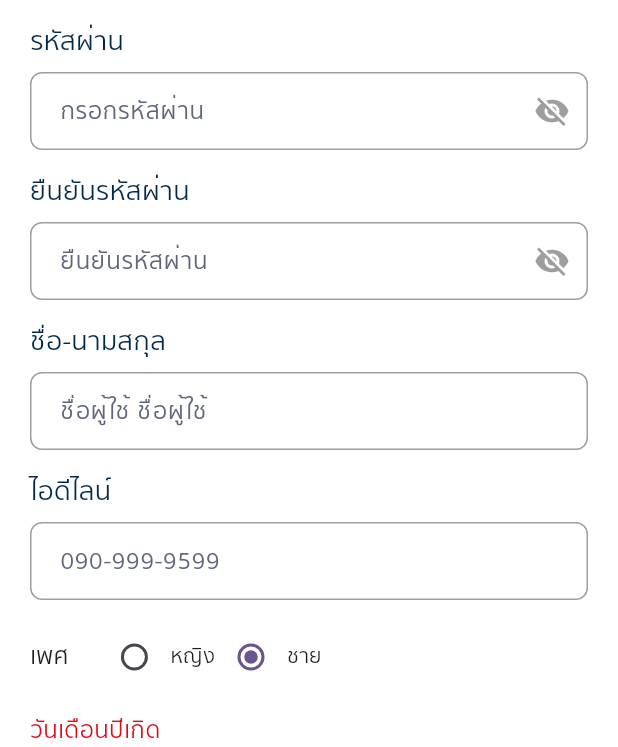
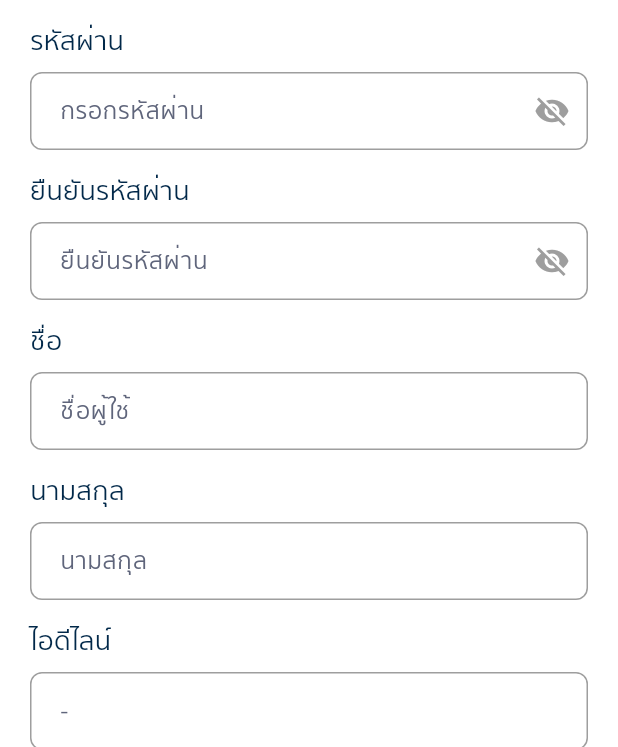
Before and after one commit to AshaTechCorporation/gcargo, a Flutter app: the ProfilePage screen opened directly, on a phone screen of 412 x 824 dp, the part 489-1236 px from its top. Run offline on Flutter 3.47's test engine with Material 3 defaults, Android fonts, the phone set to English and light mode, and no system bars; our stand-ins replace device_info_plus, dio, file_picker, flutter_widget_from_html, get, hive and 3 more; accounts and stored records are empty; network calls fail.

Commit message:
หน้าสมัคร เพิ่มการเช็คช่องกรอก และเพิ่มช่องนามสกุล

```diff
--- a/lib/account/profilePage.dart
+++ b/lib/account/profilePage.dart
@@ -30,6 +30,7 @@ class _ProfilePageState extends State<ProfilePage> {
   final TextEditingController passwordController = TextEditingController();
   final TextEditingController confirmPasswordController = TextEditingController();
   final TextEditingController nameController = TextEditingController();
+  final TextEditingController lastnameController = TextEditingController();
   final TextEditingController lineIdController = TextEditingController();
   final TextEditingController phoneController = TextEditingController();
   final TextEditingController referCodeController = TextEditingController();
@@ -103,6 +104,7 @@ class _ProfilePageState extends State<ProfilePage> {
       // Populate form fields with user data
       emailController.text = user.email ?? '';
       nameController.text = user.fname ?? '';
+      lastnameController.text = user.lname ?? '';
       lineIdController.text = user.line_id ?? '';
       phoneController.text = user.phone ?? '';
       referCodeController.text = user.referrer ?? '';
@@ -301,6 +303,7 @@ class _ProfilePageState extends State<ProfilePage> {
     passwordController.dispose();
     confirmPasswordController.dispose();
     nameController.dispose();
+    lastnameController.dispose();
     lineIdController.dispose();
     phoneController.dispose();
     referCodeController.dispose();
@@ -378,9 +381,11 @@ class _ProfilePageState extends State<ProfilePage> {
               const SizedBox(height: 14),
               CustomTextFormField(label: 'ยืนยันรหัสผ่าน', hintText: 'ยืนยันรหัสผ่าน', controller: confirmPasswordController, isPassword: true),
               const SizedBox(height: 14),
-              CustomTextFormField(label: 'ชื่อ-นามสกุล', hintText: 'ชื่อผู้ใช้ ชื่อผู้ใช้', controller: nameController),
+              CustomTextFormField(label: 'ชื่อ', hintText: 'ชื่อผู้ใช้', controller: nameController),
               const SizedBox(height: 14),
-              CustomTextFormField(label: 'ไอดีไลน์', hintText: '090-999-9599', controller: lineIdController),
+              CustomTextFormField(label: 'นามสกุล', hintText: 'นามสกุล', controller: lastnameController),
+              const SizedBox(height: 14),
+              CustomTextFormField(label: 'ไอดีไลน์', hintText: '-', controller: lineIdController),
               const SizedBox(height: 14),
 
               // 🔹 เพศ
@@ -408,7 +413,7 @@ class _ProfilePageState extends State<ProfilePage> {
               DatePickerTextFormField(label: 'วันเดือนปีเกิด', controller: birthDateController, hintText: ''),
               const SizedBox(height: 14),
 
-              CustomTextFormField(label: 'เบอร์โทรศัพท์มือถือ', hintText: '090-999-9599', controller: phoneController),
+              CustomTextFormField(label: 'เบอร์โทรศัพท์มือถือ', hintText: '090-***-****', controller: phoneController),
               const SizedBox(height: 14),
               CustomTextFormField(label: 'รหัสแนะนำ', hintText: '-', controller: referCodeController),
               const SizedBox(height: 14),
```
Also changed, not shown: lib/login/registerPage.dart (+99 -1 lines).
